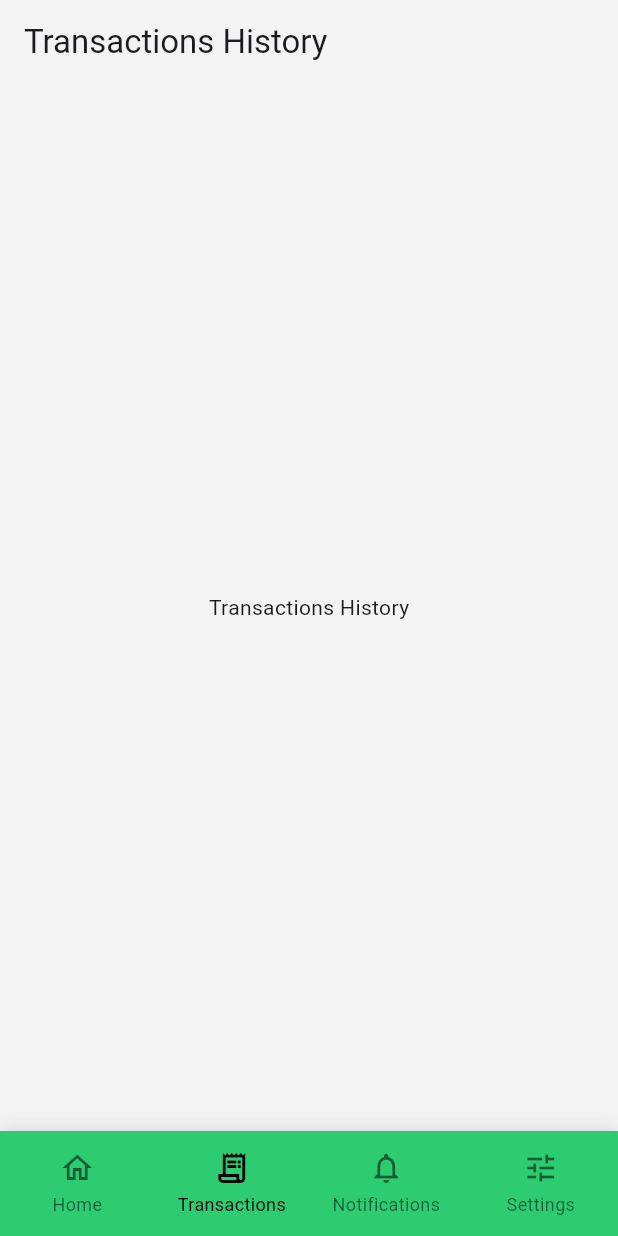
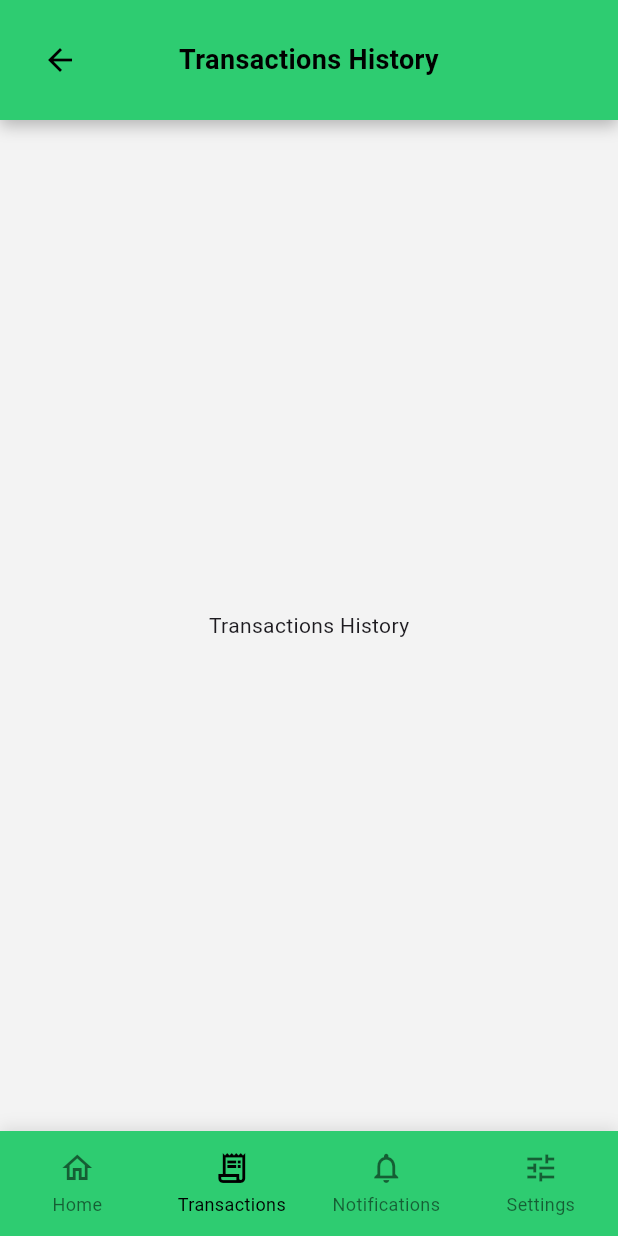
Before and after one commit to elite-andrew/mredeo_app, a Flutter app: the TransactionsHistoryScreen screen opened by its route, on a phone screen of 412 x 824 dp. Run offline on Flutter 3.47's test engine with Material 3 defaults, Android fonts, the phone set to English and light mode, and no system bars; our stand-ins replace go_router.

Commit message:
Minor changes on UI

```diff
--- a/lib/config/app_routes.dart
+++ b/lib/config/app_routes.dart
@@ -19,6 +19,7 @@ class AppRoutes {
   static const settings = '/settings';
   static const termsAndConditions = '/terms_and_conditions';
   static const transactionHistory = '/transaction';
+  static const customerSupport = '/customer_support';
 
   // Admin
   static const adminDashboard = '/admin_dashboard';
@@ -26,4 +27,6 @@ class AppRoutes {
   static const issueNotification = '/issue_notification';
   static const issuePayment = '/issue_payment';
   static const paymentReport = '/payment_report';
+
+  // Member
 }
--- a/lib/core/constants/app_colors.dart
+++ b/lib/core/constants/app_colors.dart
@@ -1,6 +1,6 @@
 import 'package:flutter/material.dart';
 
-class  AppColors{
+class AppColors {
   static const Color primaryGreen = Color(0xFF2ECC71);
   static const Color textColor = Color(0xFF000000);
 }
--- a/lib/screens/member/settings_screen.dart
+++ b/lib/screens/member/settings_screen.dart
@@ -198,9 +198,7 @@ class _SettingsScreenState extends State<SettingsScreen> {
                 SettingsItemTile(
                   icon: Icons.call,
                   title: 'Customer Support',
-                  onTap: () {
-                    // Add support logic
-                  },
+                  onTap: () => context.push(AppRoutes.customerSupport),
                 ),
                 SettingsItemTile(
                   icon: Icons.logout,
--- a/lib/screens/member/transactions_history_screen.dart
+++ b/lib/screens/member/transactions_history_screen.dart
@@ -1,5 +1,6 @@
 import 'package:flutter/material.dart';
 import 'package:redeo_app/widgets/common/app_bottom_navigation.dart';
+import 'package:redeo_app/widgets/common/custom_app_bar.dart';
 
 class TransactionsHistoryScreen extends StatelessWidget {
   const TransactionsHistoryScreen({super.key});
@@ -8,12 +9,13 @@ class TransactionsHistoryScreen extends StatelessWidget {
   Widget build(BuildContext context) {
     return Scaffold(
       backgroundColor: const Color(0xFFF3F3F3),
-      appBar: AppBar(
-        title: const Text('Transactions History'),
-        backgroundColor: const Color(0xFFF3F3F3),
-        elevation: 0,
+      body: Column(
+        children: [
+          const CustomAppBar(title: 'Transactions History'),
+          const Expanded(child: Center(child: Text('Transactions History'))),
+        ],
       ),
-      body: const Center(child: Text('Transactions History')),
+
       bottomNavigationBar: const AppBottomNavigation(currentIndex: 1),
     );
   }
```
Also changed, not shown: lib/config/app_router.dart (+3 -10 lines), lib/screens/member/customer_support_screen.dart (+19 -0 lines), 7 other files.
